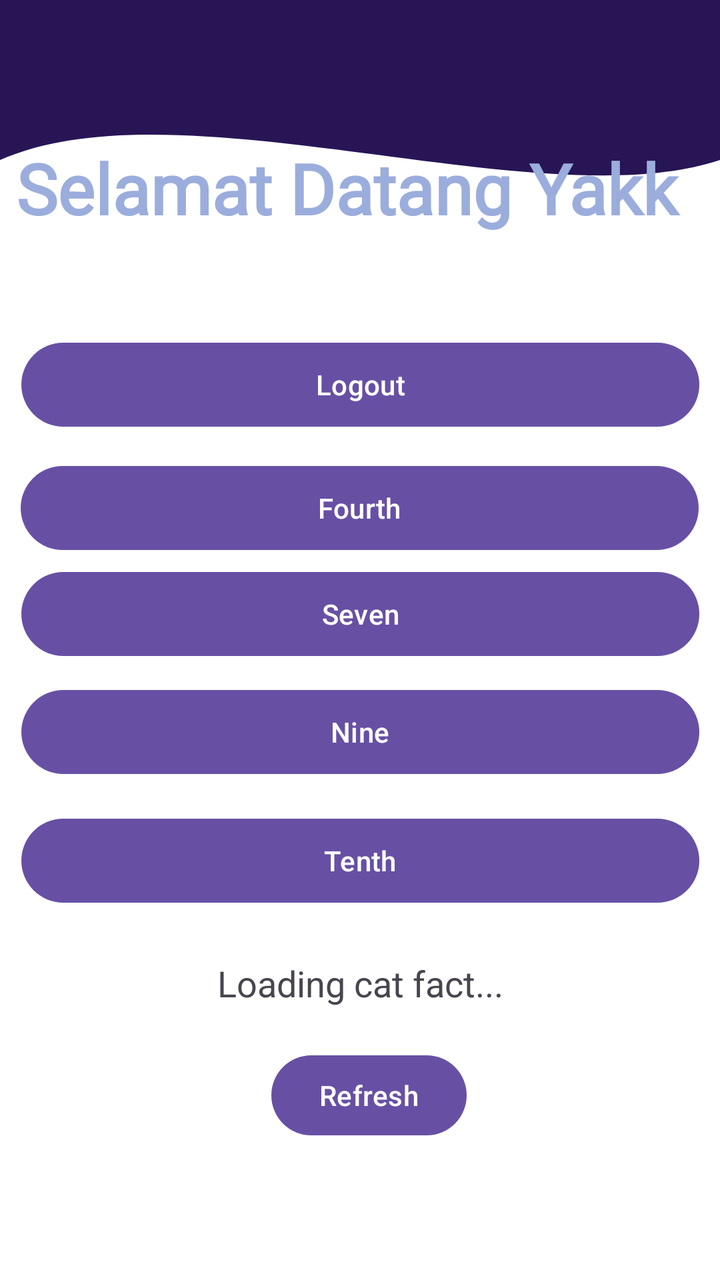
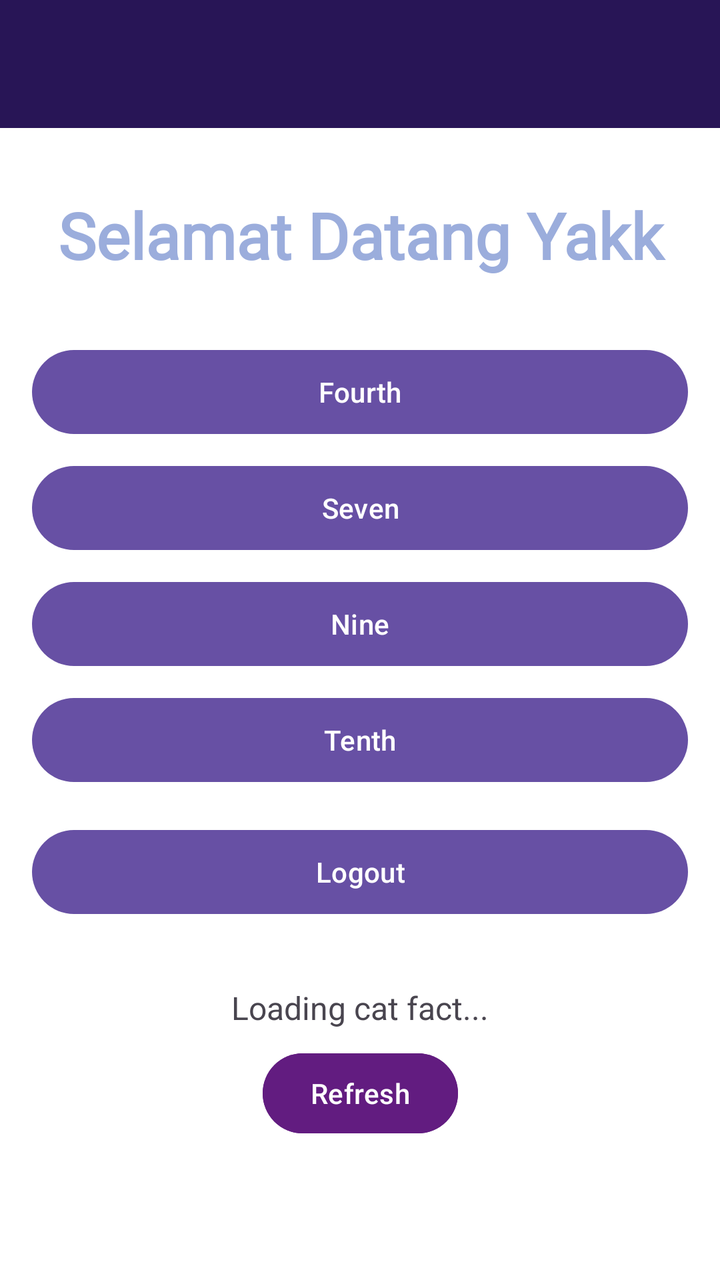

Screens rendered from an Android XML layout before and after an edit, with the pre-edit source and the edit as a unified diff.
<!-- AndroidManifest.xml: application theme Theme.NabeeyAps -->
<!-- res/layout/fragment_home.xml -->
<?xml version="1.0" encoding="utf-8"?>
<androidx.constraintlayout.widget.ConstraintLayout
    xmlns:android="http://schemas.android.com/apk/res/android"
    xmlns:tools="http://schemas.android.com/tools"
    xmlns:app="http://schemas.android.com/apk/res-auto"
    android:layout_width="match_parent"
    android:layout_height="match_parent"
    android:background="@color/white"
    tools:context=".Home.HomeFragment">

    

    
    <View
        android:id="@+id/background_header"
        android:layout_width="0dp"
        android:layout_height="200dp"
        android:background="@drawable/bg_header_wave"
        app:layout_constraintEnd_toEndOf="parent"
        app:layout_constraintHorizontal_bias="0.0"
        app:layout_constraintStart_toStartOf="parent"
        app:layout_constraintTop_toTopOf="parent" />

    <androidx.appcompat.widget.Toolbar
        android:id="@+id/toolbar"
        android:layout_width="match_parent"
        android:layout_height="?attr/actionBarSize"
        android:background="#281556"
        app:titleTextColor="@color/white"
        app:layout_constraintTop_toTopOf="parent"
        app:layout_constraintStart_toStartOf="parent"
        app:layout_constraintEnd_toEndOf="parent"/>


    <TextView
        android:id="@+id/tvCatFact"
        android:layout_width="match_parent"
        android:layout_height="wrap_content"
        android:gravity="center"
        android:text="Loading cat fact..."
        android:textAlignment="center"
        android:textSize="18sp"
        app:layout_constraintBottom_toTopOf="@+id/btnRefresh"
        app:layout_constraintEnd_toEndOf="parent"
        app:layout_constraintStart_toStartOf="parent"
        app:layout_constraintTop_toBottomOf="@+id/btnToTenth"
        app:layout_constraintVertical_bias="0.542" />

    <Button
        android:id="@+id/btnRefresh"
        android:layout_width="wrap_content"
        android:layout_height="wrap_content"
        android:text="Refresh"
        app:layout_constraintBottom_toBottomOf="parent"
        app:layout_constraintEnd_toEndOf="parent"
        app:layout_constraintHorizontal_bias="0.517"
        app:layout_constraintStart_toStartOf="parent"
        app:layout_constraintTop_toBottomOf="@+id/btnToTenth" />

    <TextView
        android:id="@+id/textView"
        android:layout_width="352dp"
        android:layout_height="59dp"
        android:fontFamily="@font/resolid_serif"
        android:text="Selamat Datang Yakk"
        android:textColor="#9BADDC"
        android:textSize="35dp"
        android:textStyle="bold"
        app:layout_constraintBottom_toTopOf="@+id/btnLogout"
        app:layout_constraintEnd_toEndOf="parent"
        app:layout_constraintHorizontal_bias="1.0"
        app:layout_constraintStart_toStartOf="parent"
        app:layout_constraintTop_toTopOf="@+id/background_header"
        app:layout_constraintVertical_bias="0.653" />

    <Button
        android:id="@+id/btnLogout"
        android:layout_width="339dp"
        android:layout_height="50dp"
        android:text="Logout"
        app:layout_constraintBottom_toTopOf="@+id/btnToFourth"
        app:layout_constraintEnd_toEndOf="parent"
        app:layout_constraintStart_toStartOf="parent"
        app:layout_constraintTop_toTopOf="parent"
        app:layout_constraintVertical_bias="0.934" />

    <Button
        android:id="@+id/btnToFourth"
        android:layout_width="339dp"
        android:layout_height="50dp"
        android:text="Fourth"
        app:layout_constraintBottom_toBottomOf="parent"
        app:layout_constraintEnd_toEndOf="parent"
        app:layout_constraintHorizontal_bias="0.497"
        app:layout_constraintStart_toStartOf="parent"
        app:layout_constraintTop_toTopOf="parent"
        app:layout_constraintVertical_bias="0.388" />

    <Button
        android:id="@+id/btnToSeventh"
        android:layout_width="339dp"
        android:layout_height="50dp"
        android:text="Seven"
        app:layout_constraintBottom_toBottomOf="parent"
        app:layout_constraintEnd_toEndOf="parent"
        app:layout_constraintHorizontal_bias="0.513"
        app:layout_constraintStart_toStartOf="parent"
        app:layout_constraintTop_toTopOf="parent"
        app:layout_constraintVertical_bias="0.478" />

    <Button
        android:id="@+id/btnToNinth"
        android:layout_width="339dp"
        android:layout_height="50dp"
        android:text="Nine"
        app:layout_constraintBottom_toBottomOf="parent"
        app:layout_constraintEnd_toEndOf="parent"
        app:layout_constraintHorizontal_bias="0.513"
        app:layout_constraintStart_toStartOf="parent"
        app:layout_constraintTop_toTopOf="parent"
        app:layout_constraintVertical_bias="0.578" />

    <Button
        android:id="@+id/btnToTenth"
        android:layout_width="339dp"
        android:layout_height="50dp"
        android:text="Tenth"
        app:layout_constraintBottom_toBottomOf="parent"
        app:layout_constraintEnd_toEndOf="parent"
        app:layout_constraintStart_toStartOf="parent"
        app:layout_constraintTop_toTopOf="parent"
        app:layout_constraintVertical_bias="0.687" />

</androidx.constraintlayout.widget.ConstraintLayout>
<!-- resources referenced by this layout -->
<resources>
  <color name="white">#FFFFFFFF</color>
  <!-- drawable bg_header_wave (drawable) -->
  <?xml version="1.0" encoding="utf-8"?>
  <vector xmlns:android="http://schemas.android.com/apk/res/android"
      android:width="100dp"
      android:height="100dp"
      android:viewportWidth="100"
      android:viewportHeight="100">
  
      <path
          android:fillColor="#281556"
          android:pathData="
              M0,0
              L100,0
              L100,40
              C 75,55
                25,20
                0,40
              Z" />
  </vector>
  <style name="Theme.NabeeyAps" parent="Base.Theme.NabeeyAps" />
  <style name="Base.Theme.NabeeyAps" parent="Theme.Material3.DayNight.NoActionBar">
          
          
      </style>
</resources>

<!-- the commit's change to res/layout/fragment_home.xml (unified diff, before → after) -->
@@ -1,134 +1,140 @@
 <?xml version="1.0" encoding="utf-8"?>
-<androidx.constraintlayout.widget.ConstraintLayout
+<androidx.coordinatorlayout.widget.CoordinatorLayout
     xmlns:android="http://schemas.android.com/apk/res/android"
+    xmlns:app="http://schemas.android.com/apk/res-auto"
     xmlns:tools="http://schemas.android.com/tools"
-    xmlns:app="http://schemas.android.com/apk/res-auto"
     android:layout_width="match_parent"
     android:layout_height="match_parent"
     android:background="@color/white"
     tools:context=".Home.HomeFragment">
 
-    
-
-    
-    <View
-        android:id="@+id/background_header"
-        android:layout_width="0dp"
-        android:layout_height="200dp"
-        android:background="@drawable/bg_header_wave"
-        app:layout_constraintEnd_toEndOf="parent"
-        app:layout_constraintHorizontal_bias="0.0"
-        app:layout_constraintStart_toStartOf="parent"
-        app:layout_constraintTop_toTopOf="parent" />
-
-    <androidx.appcompat.widget.Toolbar
-        android:id="@+id/toolbar"
-        android:layout_width="match_parent"
-        android:layout_height="?attr/actionBarSize"
-        android:background="#281556"
-        app:titleTextColor="@color/white"
-        app:layout_constraintTop_toTopOf="parent"
-        app:layout_constraintStart_toStartOf="parent"
-        app:layout_constraintEnd_toEndOf="parent"/>
-
-
-    <TextView
-        android:id="@+id/tvCatFact"
+    <com.google.android.material.appbar.AppBarLayout
+        android:id="@+id/appBarLayout"
         android:layout_width="match_parent"
         android:layout_height="wrap_content"
-        android:gravity="center"
-        android:text="Loading cat fact..."
-        android:textAlignment="center"
-        android:textSize="18sp"
-        app:layout_constraintBottom_toTopOf="@+id/btnRefresh"
-        app:layout_constraintEnd_toEndOf="parent"
-        app:layout_constraintStart_toStartOf="parent"
-        app:layout_constraintTop_toBottomOf="@+id/btnToTenth"
-        app:layout_constraintVertical_bias="0.542" />
+        android:theme="@style/ThemeOverlay.AppCompat.Dark.ActionBar">
 
-    <Button
-        android:id="@+id/btnRefresh"
-        android:layout_width="wrap_content"
-        android:layout_height="wrap_content"
-        android:text="Refresh"
-        app:layout_constraintBottom_toBottomOf="parent"
-        app:layout_constraintEnd_toEndOf="parent"
-        app:layout_constraintHorizontal_bias="0.517"
-        app:layout_constraintStart_toStartOf="parent"
-        app:layout_constraintTop_toBottomOf="@+id/btnToTenth" />
+        <androidx.appcompat.widget.Toolbar
+            android:id="@+id/toolbar"
+            android:layout_width="match_parent"
+            android:layout_height="?attr/actionBarSize"
+            android:background="#281556"
+            app:titleTextColor="@color/white" />
+    </com.google.android.material.appbar.AppBarLayout>
 
-    <TextView
-        android:id="@+id/textView"
-        android:layout_width="352dp"
-        android:layout_height="59dp"
-        android:fontFamily="@font/resolid_serif"
-        android:text="Selamat Datang Yakk"
-        android:textColor="#9BADDC"
-        android:textSize="35dp"
-        android:textStyle="bold"
-        app:layout_constraintBottom_toTopOf="@+id/btnLogout"
-        app:layout_constraintEnd_toEndOf="parent"
-        app:layout_constraintHorizontal_bias="1.0"
-        app:layout_constraintStart_toStartOf="parent"
-        app:layout_constraintTop_toTopOf="@+id/background_header"
-        app:layout_constraintVertical_bias="0.653" />
+    <androidx.core.widget.NestedScrollView
+        android:layout_width="match_parent"
+        android:layout_height="match_parent"
+        android:fillViewport="true"
+        app:layout_behavior="@string/appbar_scrolling_view_behavior">
 
-    <Button
-        android:id="@+id/btnLogout"
-        android:layout_width="339dp"
-        android:layout_height="50dp"
-        android:text="Logout"
-        app:layout_constraintBottom_toTopOf="@+id/btnToFourth"
-        app:layout_constraintEnd_toEndOf="parent"
-        app:layout_constraintStart_toStartOf="parent"
-        app:layout_constraintTop_toTopOf="parent"
-        app:layout_constraintVertical_bias="0.934" />
+        <androidx.constraintlayout.widget.ConstraintLayout
+            android:layout_width="match_parent"
+            android:layout_height="wrap_content"
+            android:padding="16dp">
 
-    <Button
-        android:id="@+id/btnToFourth"
-        android:layout_width="339dp"
-        android:layout_height="50dp"
-        android:text="Fourth"
-        app:layout_constraintBottom_toBottomOf="parent"
-        app:layout_constraintEnd_toEndOf="parent"
-        app:layout_constraintHorizontal_bias="0.497"
-        app:layout_constraintStart_toStartOf="parent"
-        app:layout_constraintTop_toTopOf="parent"
-        app:layout_constraintVertical_bias="0.388" />
+            <TextView
+                android:id="@+id/textView"
+                android:layout_width="0dp"
+                android:layout_height="wrap_content"
+                android:layout_marginTop="16dp"
+                android:fontFamily="@font/resolid_serif"
+                android:text="Selamat Datang Yakk"
+                android:textColor="#9BADDC"
+                android:textSize="32dp"
+                android:textStyle="bold"
+                android:gravity="center"
+                android:textAlignment="center"
+                app:layout_constraintEnd_toEndOf="parent"
+                app:layout_constraintStart_toStartOf="parent"
+                app:layout_constraintTop_toTopOf="parent" />
 
-    <Button
-        android:id="@+id/btnToSeventh"
-        android:layout_width="339dp"
-        android:layout_height="50dp"
-        android:text="Seven"
-        app:layout_constraintBottom_toBottomOf="parent"
-        app:layout_constraintEnd_toEndOf="parent"
-        app:layout_constraintHorizontal_bias="0.513"
-        app:layout_constraintStart_toStartOf="parent"
-        app:layout_constraintTop_toTopOf="parent"
-        app:layout_constraintVertical_bias="0.478" />
+            <Button
+                android:id="@+id/btnToFourth"
+                android:layout_width="0dp"
+                android:layout_height="50dp"
+                android:layout_marginTop="32dp"
+                android:text="Fourth"
+                app:layout_constraintEnd_toEndOf="parent"
+                app:layout_constraintStart_toStartOf="parent"
+                app:layout_constraintTop_toBottomOf="@+id/textView" />
 
-    <Button
-        android:id="@+id/btnToNinth"
-        android:layout_width="339dp"
-        android:layout_height="50dp"
-        android:text="Nine"
-        app:layout_constraintBottom_toBottomOf="parent"
-        app:layout_constraintEnd_toEndOf="parent"
-        app:layout_constraintHorizontal_bias="0.513"
-        app:layout_constraintStart_toStartOf="parent"
-        app:layout_constraintTop_toTopOf="parent"
-        app:layout_constraintVertical_bias="0.578" />
+            <Button
+                android:id="@+id/btnToSeventh"
+                android:layout_width="0dp"
+                android:layout_height="50dp"
+                android:layout_marginTop="8dp"
+                android:text="Seven"
+                app:layout_constraintEnd_toEndOf="parent"
+                app:layout_constraintStart_toStartOf="parent"
+                app:layout_constraintTop_toBottomOf="@+id/btnToFourth" />
 
-    <Button
-        android:id="@+id/btnToTenth"
-        android:layout_width="339dp"
-        android:layout_height="50dp"
-        android:text="Tenth"
-        app:layout_constraintBottom_toBottomOf="parent"
-        app:layout_constraintEnd_toEndOf="parent"
-        app:layout_constraintStart_toStartOf="parent"
-        app:layout_constraintTop_toTopOf="parent"
-        app:layout_constraintVertical_bias="0.687" />
+            <Button
+                android:id="@+id/btnToNinth"
+                android:layout_width="0dp"
+                android:layout_height="50dp"
+                android:layout_marginTop="8dp"
+                android:text="Nine"
+                app:layout_constraintEnd_toEndOf="parent"
+                app:layout_constraintStart_toStartOf="parent"
+                app:layout_constraintTop_toBottomOf="@+id/btnToSeventh" />
 
-</androidx.constraintlayout.widget.ConstraintLayout>
+            <Button
+                android:id="@+id/btnToTenth"
+                android:layout_width="0dp"
+                android:layout_height="50dp"
+                android:layout_marginTop="8dp"
+                android:text="Tenth"
+                app:layout_constraintEnd_toEndOf="parent"
+                app:layout_constraintStart_toStartOf="parent"
+                app:layout_constraintTop_toBottomOf="@+id/btnToNinth" />
+
+            <Button
+                android:id="@+id/btnLogout"
+                android:layout_width="0dp"
+                android:layout_height="50dp"
+                android:layout_marginTop="16dp"
+                android:text="Logout"
+                app:layout_constraintEnd_toEndOf="parent"
+                app:layout_constraintStart_toStartOf="parent"
+                app:layout_constraintTop_toBottomOf="@+id/btnToTenth" />
+
+            <TextView
+                android:id="@+id/tvCatFact"
+                android:layout_width="0dp"
+                android:layout_height="wrap_content"
+                android:layout_marginTop="32dp"
+                android:gravity="center"
+                android:text="Loading cat fact..."
+                android:textAlignment="center"
+                android:textSize="16sp"
+                app:layout_constraintEnd_toEndOf="parent"
+                app:layout_constraintStart_toStartOf="parent"
+                app:layout_constraintTop_toBottomOf="@+id/btnLogout" />
+
+            <Button
+                android:id="@+id/btnRefresh"
+                android:layout_width="wrap_content"
+                android:layout_height="wrap_content"
+                android:layout_marginTop="8dp"
+                android:text="Refresh"
+                android:backgroundTint="#621C80"
+                app:layout_constraintEnd_toEndOf="parent"
+                app:layout_constraintStart_toStartOf="parent"
+                app:layout_constraintTop_toBottomOf="@+id/tvCatFact" />
+
+            <androidx.recyclerview.widget.RecyclerView
+                android:id="@+id/rvGallery"
+                android:layout_width="0dp"
+                android:layout_height="wrap_content"
+                android:layout_marginTop="24dp"
+                android:nestedScrollingEnabled="false"
+                android:padding="8dp"
+                app:layout_constraintBottom_toBottomOf="parent"
+                app:layout_constraintEnd_toEndOf="parent"
+                app:layout_constraintStart_toStartOf="parent"
+                app:layout_constraintTop_toBottomOf="@+id/btnRefresh" />
+
+        </androidx.constraintlayout.widget.ConstraintLayout>
+    </androidx.core.widget.NestedScrollView>
+</androidx.coordinatorlayout.widget.CoordinatorLayout>
<!-- resource entries referenced after the edit -->
@@ -1,25 +1,6 @@
 <!-- resources referenced by this layout -->
 <resources>
   <color name="white">#FFFFFFFF</color>
-  <!-- drawable bg_header_wave (drawable) -->
-  <?xml version="1.0" encoding="utf-8"?>
-  <vector xmlns:android="http://schemas.android.com/apk/res/android"
-      android:width="100dp"
-      android:height="100dp"
-      android:viewportWidth="100"
-      android:viewportHeight="100">
-  
-      <path
-          android:fillColor="#281556"
-          android:pathData="
-              M0,0
-              L100,0
-              L100,40
-              C 75,55
-                25,20
-                0,40
-              Z" />
-  </vector>
   <style name="Theme.NabeeyAps" parent="Base.Theme.NabeeyAps" />
   <style name="Base.Theme.NabeeyAps" parent="Theme.Material3.DayNight.NoActionBar">
           
